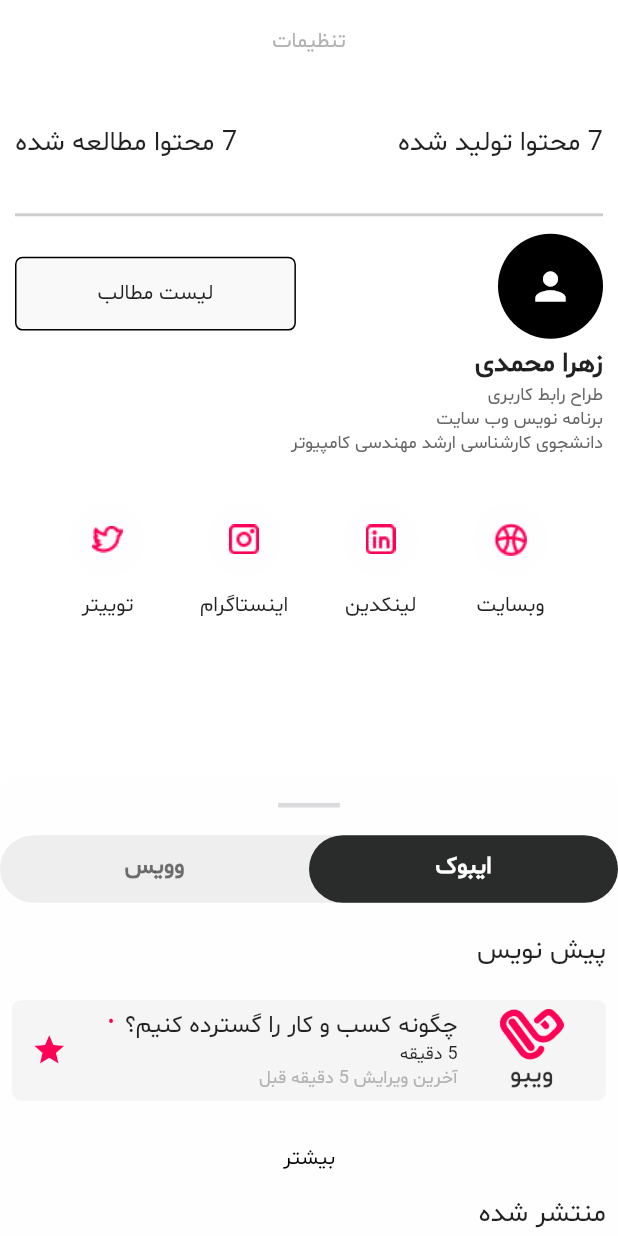
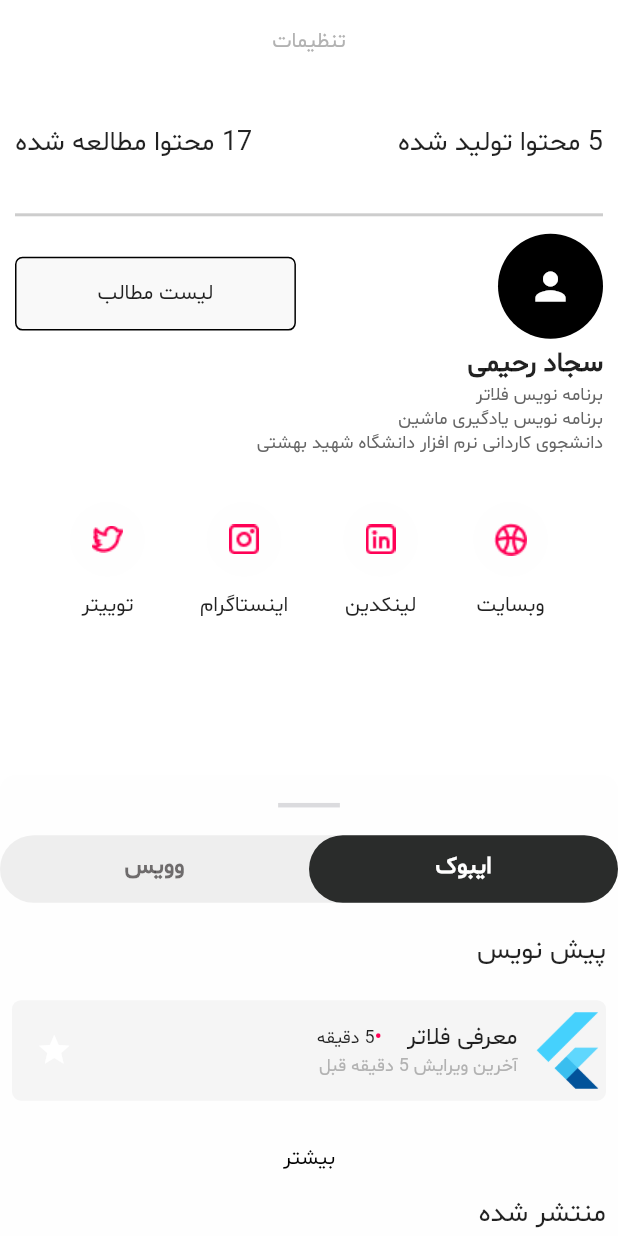
Before and after one commit to SajadRahimi1/Vebo, a Flutter app: the Profile screen opened directly, after a tap on the "star" icon, on a phone screen of 412 x 824 dp. Run offline on Flutter 3.47's test engine with Material 2 defaults, Android fonts, the phone set to English and light mode, and no system bars; our stand-ins replace get.

Commit message:
App Changed for Demo version in Pitch Deck

```diff
--- a/lib/views/screens/login_form.dart
+++ b/lib/views/screens/login_form.dart
@@ -2,7 +2,6 @@ import 'package:flutter/material.dart';
 import 'package:get/get.dart';
 import 'package:vebo/views/colors.dart';
 import 'package:vebo/views/screens/main_page.dart';
-import 'package:vebo/views/screens/profile_page.dart';
 import 'package:vebo/views/widgets/text_input_border.dart';
 
 class LoginForm extends StatelessWidget {
@@ -75,7 +74,7 @@ class LoginForm extends StatelessWidget {
                           onPressed: filled[0] && filled[1]
                               ? () {
                                   Get.off(
-                                    MainPage(),
+                                    () => MainPage(),
                                   );
                                 }
                               : null,
--- a/lib/views/screens/main_page.dart
+++ b/lib/views/screens/main_page.dart
@@ -1,6 +1,7 @@
 import 'package:flutter/material.dart';
 import 'package:get/get.dart';
 import 'package:vebo/controllers/main_page_controller.dart';
+import 'package:vebo/views/screens/feed_page.dart';
 import 'package:vebo/views/screens/profile_page.dart';
 
 class MainPage extends StatelessWidget {
@@ -17,6 +18,7 @@ class MainPage extends StatelessWidget {
             Container(
               color: Color(0xffefefef),
             ),
+            // FeedPage(),
             Container(
               color: Color(0xffefefef),
             ),
@@ -62,6 +64,8 @@ class MainPage extends StatelessWidget {
             iconSize: 30,
             currentIndex: _controller.currentIndex.value,
             key: _controller.bottomNavigationKey,
+            showSelectedLabels: false,
+            showUnselectedLabels: false,
           )),
     );
   }
--- a/lib/views/screens/profile_page.dart
+++ b/lib/views/screens/profile_page.dart
@@ -37,11 +37,11 @@ class Profile extends StatelessWidget {
                         mainAxisAlignment: MainAxisAlignment.spaceBetween,
                         children: [
                           Text(
-                            "7 محتوا تولید شده",
+                            "5 محتوا تولید شده",
                             style: TextStyle(fontSize: 18),
                           ),
                           Text(
-                            "7 محتوا مطالعه شده",
+                            "17 محتوا مطالعه شده",
                             style: TextStyle(fontSize: 18),
                           )
                         ],
@@ -95,11 +95,11 @@ class Profile extends StatelessWidget {
                         // mainAxisAlignment: MainAxisAlignment.center,
                         crossAxisAlignment: CrossAxisAlignment.start,
                         children: [
-                          Text("زهرا محمدی",
+                          Text("سجاد رحیمی",
                               style: TextStyle(
                                   fontSize: 18, fontWeight: FontWeight.bold)),
                           Text(
-                            "طراح رابط کاربری\nبرنامه نویس وب سایت\nدانشجوی کارشناسی ارشد مهندسی کامپیوتر",
+                            "برنامه نویس فلاتر\nبرنامه نویس یادگیری ماشین\nدانشجوی کاردانی نرم افزار دانشگاه شهید بهشتی",
                             style: TextStyle(
                                 fontSize: 12, color: Color(0xff666666)),
                             maxLines: 3,
@@ -233,7 +233,10 @@ class Profile extends StatelessWidget {
                                     "پیش نویس",
                                     style: TextStyle(fontSize: 18),
                                   ),
-                                  MyEboobWidget(),
+                                  MyEboobWidget(
+                                      title: "معرفی فلاتر",
+                                      imageUrl: "assets/images/flutter.png",
+                                      minute: "5"),
                                   Center(
                                     child: TextButton(
                                         onPressed: () {},
@@ -247,8 +250,14 @@ class Profile extends StatelessWidget {
                                     "منتشر شده",
                                     style: TextStyle(fontSize: 18),
                                   ),
-                                  MyEboobWidget(),
-                                  MyEboobWidget(),
+                                  MyEboobWidget(
+                                      title: "تجربه بازدید از تاج محل",
+                                      imageUrl: "assets/images/tajmahal.jpg",
+                                      minute: "15"),
+                                  MyEboobWidget(
+                                      title: "نکات مهم مصاحبه کاری",
+                                      imageUrl: "assets/images/interview.jpeg",
+                                      minute: "8"),
                                   Center(
                                     child: TextButton(
                                         onPressed: () {},
--- a/lib/views/screens/register_login_page.dart
+++ b/lib/views/screens/register_login_page.dart
@@ -65,6 +65,6 @@ class LogoController extends GetxController {
   void onInit() {
     super.onInit();
     Future.delayed(Duration(seconds: 3), () => height.value /= 3.57);
-    Future.delayed(Duration(seconds: 5), () => visible.value = true);
+    Future.delayed(Duration(milliseconds: 4600), () => visible.value = true);
   }
 }
--- a/lib/views/widgets/my-ebook_list_tile.dart
+++ b/lib/views/widgets/my-ebook_list_tile.dart
@@ -1,22 +1,44 @@
 import 'package:flutter/cupertino.dart';
 import 'package:flutter/material.dart';
+import 'package:get/get.dart';
 
-Widget MyEbookListTile() {
+var start = true.obs;
+Widget myEbookListTile(
+    {required String title, required String minute, required String imageUrl}) {
   return Container(
     height: 67,
     decoration: BoxDecoration(
         color: Color(0xffF5F5F5), borderRadius: BorderRadius.circular(6)),
     child: Row(
       children: [
-        Expanded(
-            flex: 2,
-            child: Container(
+        // Expanded(
+        //   flex: 2,
+        //   // child: Container(
+        //   //   child: Image.asset(
+        //   //     imageUrl,
+        //   //     fit: BoxFit.fill,
+        //   //   ),
+        //   //   margin: EdgeInsets.only(top: 6, bottom: 6, right: 10, left: 10),
+        //   //   // margin: EdgeInsets.all(15),
+        //   //   decoration:
+        //   //       BoxDecoration(borderRadius: BorderRadius.circular(30)),
+        //   // )),
+
+        // ),
+        Padding(
+          padding: const EdgeInsets.only(left: 8),
+          child: SizedBox(
+            width: 51,
+            height: 51,
+            child: ClipRRect(
               child: Image.asset(
-                "assets/images/logo/Logo.png",
+                imageUrl,
+                fit: BoxFit.fill,
               ),
-              margin: EdgeInsets.only(top: 6, bottom: 6, right: 10, left: 10),
-              decoration: BoxDecoration(borderRadius: BorderRadius.circular(6)),
-            )),
+              borderRadius: BorderRadius.circular(6),
+            ),
+          ),
+        ),
         Expanded(
             flex: 5,
             child: Column(
@@ -24,10 +46,10 @@ Widget MyEbookListTile() {
               crossAxisAlignment: CrossAxisAlignment.start,
               children: [
                 Wrap(
-                  crossAxisAlignment: WrapCrossAlignment.start,
+                  crossAxisAlignment: WrapCrossAlignment.center,
                   children: [
                     Text(
-                      "چگونه کسب و کار را گسترده کنیم؟",
+                      title,
                       style: TextStyle(
                         fontSize: 16,
                       ),
@@ -35,12 +57,12 @@ Widget MyEbookListTile() {
                       maxLines: 1,
                       overflow: TextOverflow.ellipsis,
                     ),
-                    Text("  •",
+                    Text("    •",
                         style: TextStyle(
-                          fontSize: 13,
+                          fontSize: 15,
                           color: Color(0xffFF0055),
                         )),
-                    Text("5 دقیقه", style: TextStyle(fontSize: 12))
+                    Text("${minute} دقیقه", style: TextStyle(fontSize: 12))
                   ],
                 ),
                 Text(
@@ -52,13 +74,15 @@ Widget MyEbookListTile() {
         Expanded(
             flex: 1,
             child: Center(
-              child: IconButton(
-                onPressed: () {},
-                icon: Icon(
-                  Icons.star,
-                  color: Color(0xffFF0055),
-                ),
-              ),
+              child: Obx(() => IconButton(
+                    onPressed: () {
+                      start.value = !start.value;
+                    },
+                    icon: Icon(
+                      Icons.star,
+                      color: start.value ? Color(0xffFF0055) : Colors.white,
+                    ),
+                  )),
             ))
       ],
     ),
--- a/lib/views/widgets/my_ebook_widgets.dart
+++ b/lib/views/widgets/my_ebook_widgets.dart
@@ -2,14 +2,15 @@ import 'package:flutter/material.dart';
 
 import 'my-ebook_list_tile.dart';
 
-Widget MyEboobWidget() {
+Widget MyEboobWidget(
+    {required String title, required String minute, required String imageUrl}) {
   return Column(
     crossAxisAlignment: CrossAxisAlignment.start,
     children: [
       SizedBox(
         height: 20,
       ),
-      MyEbookListTile(),
+      myEbookListTile(title: title, minute: minute, imageUrl: imageUrl),
       SizedBox(
         height: 15,
       ),
```
Also changed, not shown: lib/views/screens/feed_page.dart (added, +84 -0 lines), lib/views/widgets/feed_widget.dart (added, +42 -0 lines), assets/images/flutter.png (added), assets/images/interview.jpeg (added), assets/images/tajmahal.jpg (added), pubspec.lock.
